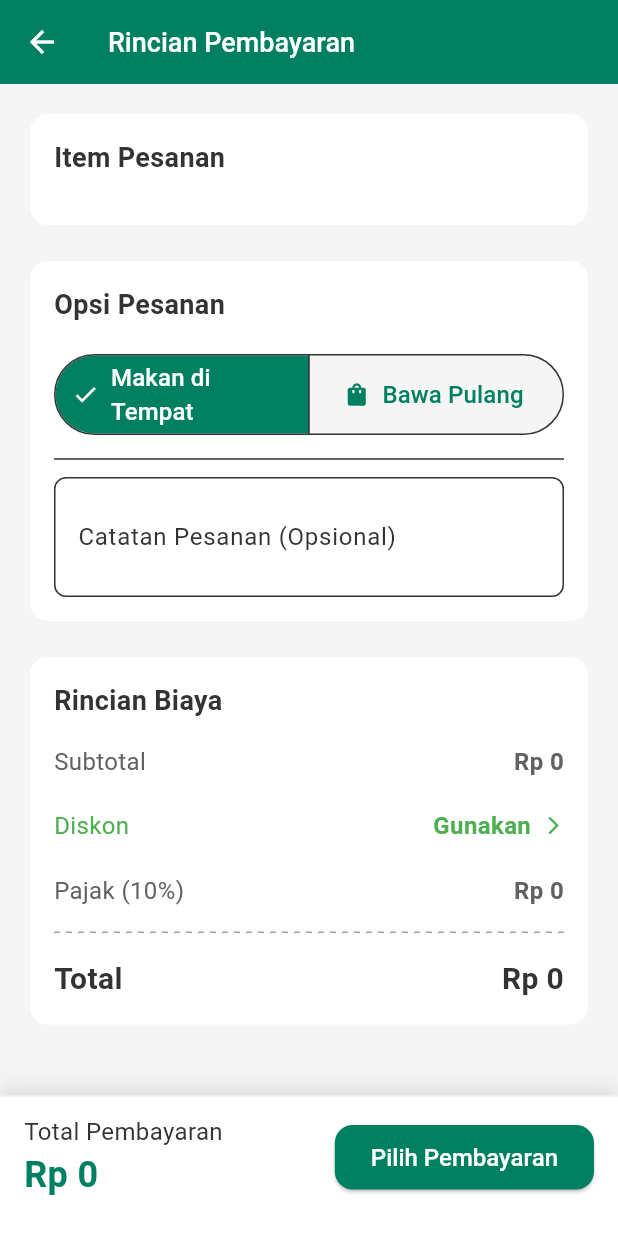
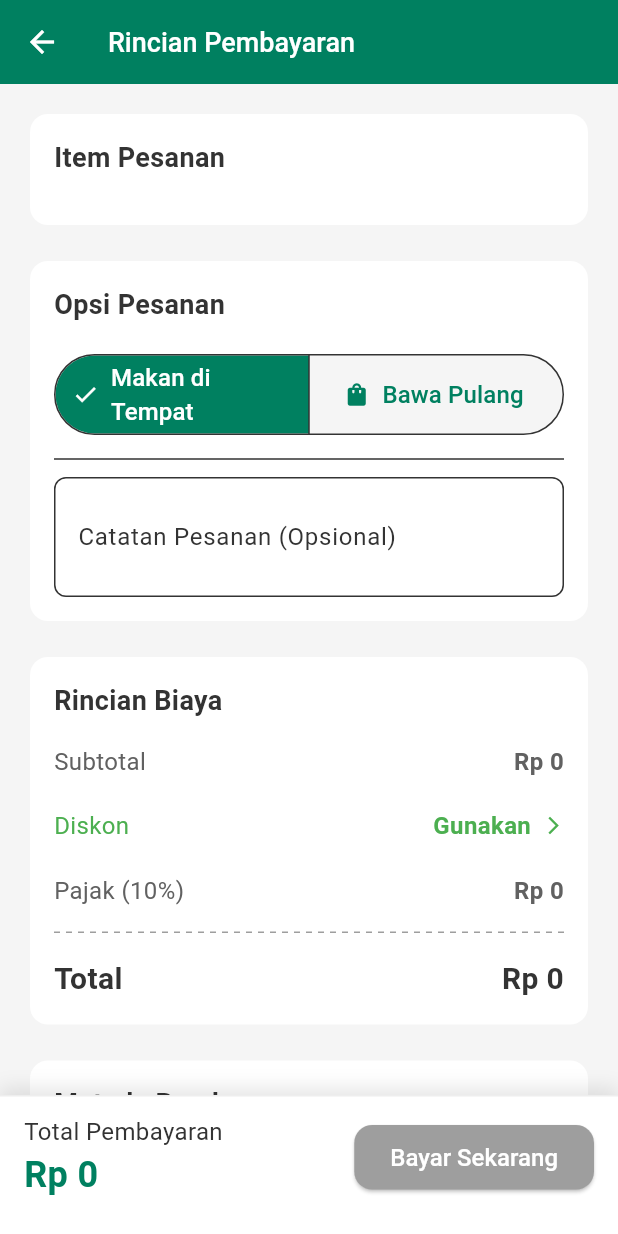
Before and after one commit to maulana2/flutter_pos_app, a Flutter app: the CheckoutView screen opened by its route, on a phone screen of 412 x 824 dp. Run offline on Flutter 3.47's test engine with Material 3 defaults, Android fonts, the phone set to English and light mode, and no system bars; drawn by our look-alikes of dotted_line; our stand-ins replace equatable, flutter_staggered_animations, flutter_svg, get, google_fonts and 1 more; generated files the repository leaves out were written again; network calls fail.

Commit message:
change payment method

```diff
--- a/lib/app/modules/checkout/views/checkout_view.dart
+++ b/lib/app/modules/checkout/views/checkout_view.dart
@@ -39,15 +39,7 @@ class CheckoutView extends GetView<CheckoutController> {
             child: _buildCostDetails(),
           ),
           const SizedBox(height: 16),
-          // --- UI PEMBAYARAN DINAMIS ---
-          Obx(() {
-            if (controller.selectedPaymentMethod.value == PaymentMethod.cash) {
-              return _buildCashPaymentSection();
-            } else if (controller.selectedPaymentMethod.value == PaymentMethod.qris) {
-              return _buildQrisPaymentSection();
-            }
-            return const SizedBox.shrink();
-          }),
+          _buildPaymentMethodSection(),
           const SizedBox(height: 120),
         ],
       ),
@@ -243,9 +235,7 @@ class CheckoutView extends GetView<CheckoutController> {
         ],
         border: Border(top: BorderSide(color: Colors.grey.shade200)),
       ),
-      child: Obx(() {
-        final isPaymentSelected = controller.selectedPaymentMethod.value != PaymentMethod.none;
-        return Row(
+      child: Row(
         mainAxisAlignment: MainAxisAlignment.spaceBetween,
         children: [
           Expanded(
@@ -254,32 +244,77 @@ class CheckoutView extends GetView<CheckoutController> {
               mainAxisSize: MainAxisSize.min,
               children: [
                 const Text('Total Pembayaran', style: TextStyle(color: AppColors.text)),
-                  Text(
+                Obx(() => Text(
                       NumberFormat.currency(locale: 'id_ID', symbol: 'Rp ', decimalDigits: 0)
                           .format(controller.grandTotal.value),
                       style: AppTextStyles.heading.copyWith(color: AppColors.primary),
-                  ),
+                    )),
               ],
             ),
           ),
           const SizedBox(width: 16),
-            ElevatedButton(
-              onPressed: () {
-                if (isPaymentSelected) {
-                  controller.processTransaction();
-                } else {
-                  controller.showPaymentMethodSheet();
-                }
-              },
+          Obx(() {
+            final isPaymentSelected = controller.selectedPaymentMethod.value != PaymentMethod.none;
+            return ElevatedButton(
+              onPressed: () => controller.processTransaction(),
               style: ElevatedButton.styleFrom(
-                backgroundColor: isPaymentSelected ? AppColors.accent : AppColors.primary,
-                foregroundColor: isPaymentSelected ? AppColors.text : AppColors.white,
+                backgroundColor: isPaymentSelected ? AppColors.primary : Colors.grey,
+                foregroundColor: AppColors.white,
                 padding: const EdgeInsets.symmetric(vertical: 12, horizontal: 24),
                 textStyle: AppTextStyles.button.copyWith(fontSize: 16),
                 shape: RoundedRectangleBorder(borderRadius: BorderRadius.circular(12)),
               ),
-              child: Text(isPaymentSelected ? 'Selesaikan Transaksi' : 'Pilih Pembayaran'),
+              child: const Text('Bayar Sekarang'),
+            );
+          }),
+        ],
       ),
+    );
+  }
+
+  Widget _buildPaymentMethodSection() {
+    return _buildSectionCard(
+      title: 'Metode Pembayaran',
+      child: Obx(() {
+        if (controller.selectedPaymentMethod.value == PaymentMethod.none) {
+          return Center(
+            child: OutlinedButton.icon(
+              icon: const Icon(Icons.payment),
+              label: const Text('Pilih Metode Pembayaran'),
+              onPressed: () => controller.showPaymentMethodSheet(),
+              style: OutlinedButton.styleFrom(
+                foregroundColor: AppColors.primary,
+                side: const BorderSide(color: AppColors.primary),
+                padding: const EdgeInsets.symmetric(vertical: 12, horizontal: 24),
+              ),
+            ),
+          );
+        }
+
+        // Tampilan setelah metode dipilih
+        return Column(
+          children: [
+            ListTile(
+              leading: Icon(
+                controller.selectedPaymentMethod.value == PaymentMethod.cash
+                    ? Icons.money_rounded
+                    : Icons.qr_code_2_rounded,
+                color: AppColors.primary,
+              ),
+              title: Text(
+                controller.selectedPaymentMethod.value == PaymentMethod.cash ? 'Tunai' : 'QRIS',
+                style: const TextStyle(fontWeight: FontWeight.bold),
+              ),
+              trailing: TextButton(
+                onPressed: () => controller.showPaymentMethodSheet(),
+                child: const Text('Ganti'),
+              ),
+              contentPadding: EdgeInsets.zero,
+            ),
+            if (controller.selectedPaymentMethod.value == PaymentMethod.cash)
+              _buildCashPaymentSection(),
+            if (controller.selectedPaymentMethod.value == PaymentMethod.qris)
+              _buildQrisPaymentSection(),
           ],
         );
       }),
@@ -287,10 +322,13 @@ class CheckoutView extends GetView<CheckoutController> {
   }
 
   Widget _buildCashPaymentSection() {
-    return _buildSectionCard(
-      title: 'Pembayaran Tunai',
+    return Padding(
+      padding: const EdgeInsets.only(top: 16.0),
       child: Column(
+        crossAxisAlignment: CrossAxisAlignment.start,
         children: [
+          const Divider(),
+          const SizedBox(height: 16),
           TextField(
             controller: controller.cashAmountController,
             keyboardType: TextInputType.number,
@@ -301,13 +339,17 @@ class CheckoutView extends GetView<CheckoutController> {
             ),
           ),
           const SizedBox(height: 12),
-          Row(
-            mainAxisAlignment: MainAxisAlignment.spaceAround,
+          SingleChildScrollView(
+            scrollDirection: Axis.horizontal,
+            child: Row(
               children: [
                 _buildQuickCashButton(controller.grandTotal.value),
+                const SizedBox(width: 8),
                 _buildQuickCashButton(50000),
+                const SizedBox(width: 8),
                 _buildQuickCashButton(100000),
               ],
+            ),
           ),
           const Divider(height: 24),
           Obx(() => _buildCostRow('Kembalian', controller.cashChange.value, isTotal: true)),
@@ -317,18 +359,25 @@ class CheckoutView extends GetView<CheckoutController> {
   }
 
   Widget _buildQuickCashButton(double amount) {
+    if (amount < controller.grandTotal.value) return const SizedBox.shrink();
+
     return OutlinedButton(
       onPressed: () => controller.setCashAmount(amount),
       child: Text(NumberFormat.compact(locale: 'id').format(amount)),
+      style: OutlinedButton.styleFrom(
+        foregroundColor: AppColors.primary,
+        side: const BorderSide(color: AppColors.primary),
+      ),
     );
   }
 
   Widget _buildQrisPaymentSection() {
-    return _buildSectionCard(
-      title: 'Pembayaran QRIS',
+    return Padding(
+      padding: const EdgeInsets.only(top: 16.0),
       child: Column(
         children: [
-          // Di sini Anda bisa menggunakan package seperti `qr_flutter` untuk menampilkan QR code asli
+          const Divider(),
+          const SizedBox(height: 16),
           Container(
             width: 200,
             height: 200,
```
Also changed, not shown: lib/app/modules/checkout/controllers/checkout_controller.dart (+19 -20 lines), lib/app/modules/checkout/widgets/payment_method_sheet.dart (+9 -4 lines), lib/app/modules/home/controllers/home_controller.dart (+6 -1 lines). Lines whose indentation alone changed are shown as unchanged.
